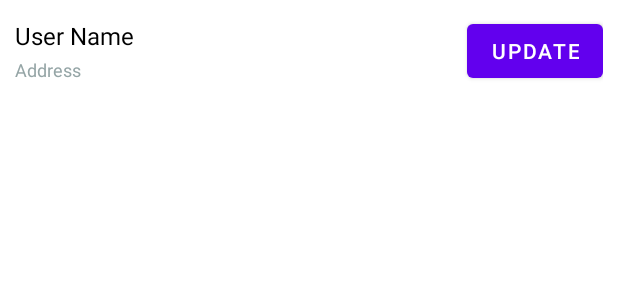
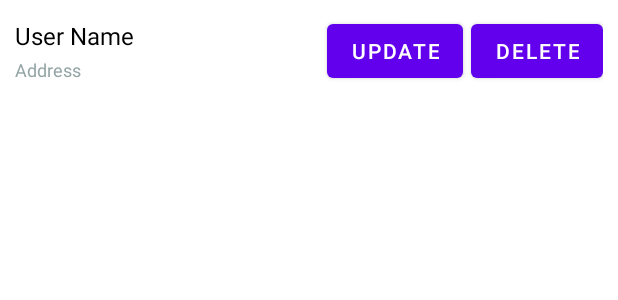
Before and after one commit to phunlh2001/PE-PRM391-Example-1, an Android app: the layout item_user.xml on its own in the app's theme, with its tools: preview values and no code run, on a phone screen of 412 x 824 dp. Shown: the top 300 px of the screen. Run offline under Robolectric (Android 15) with nearby library versions, the phone set to English and light mode, and no system bars.

Commit message:
styled: add button delete and design button update

```diff
--- a/app/src/main/res/layout/item_user.xml
+++ b/app/src/main/res/layout/item_user.xml
@@ -38,8 +38,17 @@
         android:id="@+id/btn_update"
         android:layout_width="wrap_content"
         android:layout_height="wrap_content"
-        android:layout_alignParentEnd="true"
+        android:layout_toStartOf="@id/btn_delete"
+        android:layout_marginEnd="5dp"
         android:layout_centerVertical="true"
         android:text="@string/button_update"/>
 
+    <Button
+        android:id="@+id/btn_delete"
+        android:layout_width="wrap_content"
+        android:layout_height="wrap_content"
+        android:layout_alignParentEnd="true"
+        android:layout_centerVertical="true"
+        android:text="@string/button_delete"/>
+
 </RelativeLayout>
```
